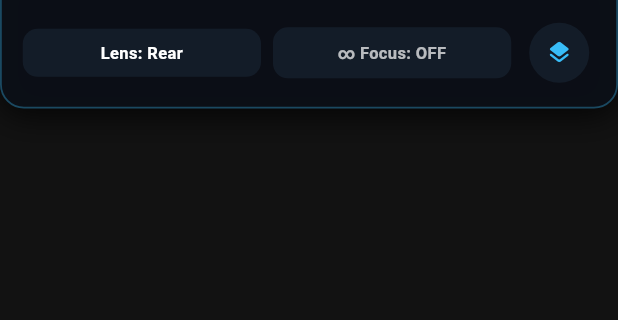
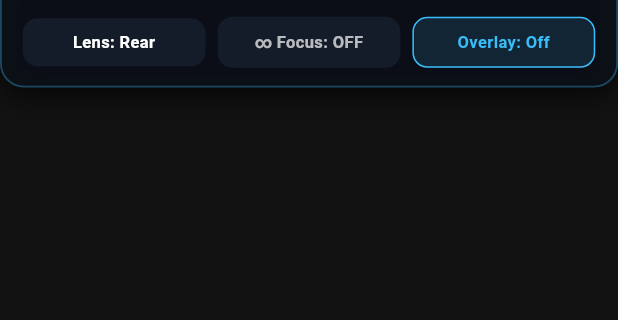
Before and after one commit to Starry03/dashcam, a Flutter app: the _FrontOpticsQuickCard widget shown alone on an empty page, opened directly with empty values, on a phone screen of 412 x 824 dp, the part 39-359 px from its top. Run offline on Flutter 3.47's test engine with Material 3 defaults, Android fonts, the phone set to English and light mode, and no system bars; our stand-ins replace package_info_plus, shared_preferences; missing offline and left inert: flutter_3d_controller; accounts and stored records are empty; network calls fail; statements that could not run were skipped.

Commit message:
fix(ui): pass videoOverlayMode to FrontOpticsQuickCard and show cycling overlay button with active state

```diff
--- a/app/lib/features/dashcam/presentation/widgets/vehicle_visualizer.dart
+++ b/app/lib/features/dashcam/presentation/widgets/vehicle_visualizer.dart
@@ -122,7 +122,12 @@ class VehicleVisualizerState extends State<VehicleVisualizer> {
                 child: _SpatialHotspotButton(
                   title: 'FRONT CAM',
                   badgeText: widget.isFrontCamera ? 'Front' : 'Rear',
-                  subtitle: 'Ottica & Focus',
+                  subtitle:
+                      'Ottica & Focus · ${widget.videoOverlayMode == 'subtitles'
+                          ? 'Sub'
+                          : widget.videoOverlayMode == 'burnin'
+                          ? 'Burn'
+                          : 'No OVL'}',
                   accentColor: const Color(0xFF38BDF8),
                   active: _activeZone == 'front',
                   onTap: () => _focusVehicleZone('front'),
@@ -156,6 +161,7 @@ class VehicleVisualizerState extends State<VehicleVisualizer> {
                         isRecording: widget.isRecording,
                         isFrontCamera: widget.isFrontCamera,
                         infinityFocus: widget.infinityFocus,
+                        videoOverlayMode: widget.videoOverlayMode,
                         onSwitchLens: widget.onSwitchLens,
                         onToggleInfinityFocus: widget.onToggleInfinityFocus,
                         onChangeOverlayMode: widget.onChangeOverlayMode,
@@ -320,6 +326,7 @@ class _FrontOpticsQuickCard extends StatelessWidget {
     required this.isRecording,
     required this.isFrontCamera,
     required this.infinityFocus,
+    required this.videoOverlayMode,
     required this.onSwitchLens,
     required this.onToggleInfinityFocus,
     required this.onChangeOverlayMode,
@@ -329,10 +336,22 @@ class _FrontOpticsQuickCard extends StatelessWidget {
   final bool isRecording;
   final bool isFrontCamera;
   final bool infinityFocus;
+  final String videoOverlayMode;
   final VoidCallback onSwitchLens;
   final ValueChanged<bool> onToggleInfinityFocus;
   final VoidCallback onChangeOverlayMode;
   final VoidCallback onClose;
+
+  String get _overlayLabel {
+    switch (videoOverlayMode) {
+      case 'subtitles':
+        return 'Overlay: Sub';
+      case 'burnin':
+        return 'Overlay: Burn';
+      default:
+        return 'Overlay: Off';
+    }
+  }
 
   @override
   Widget build(BuildContext context) {
@@ -451,17 +470,39 @@ class _FrontOpticsQuickCard extends StatelessWidget {
                 ),
               ),
               const SizedBox(width: 8),
-              // Overlay Mode
-              IconButton(
-                onPressed: onChangeOverlayMode,
-                icon: const Icon(
-                  Icons.layers_rounded,
-                  size: 18,
-                  color: Color(0xFF38BDF8),
-                ),
-                style: IconButton.styleFrom(
-                  backgroundColor: const Color(0xFF131C28),
-                  padding: const EdgeInsets.all(8),
+              // Overlay Mode — shows current value, cycles on tap
+              Expanded(
+                child: Material(
+                  color: videoOverlayMode != 'none'
+                      ? const Color(0x2238BDF8)
+                      : const Color(0xFF131C28),
+                  borderRadius: BorderRadius.circular(10),
+                  child: InkWell(
+                    onTap: onChangeOverlayMode,
+                    borderRadius: BorderRadius.circular(10),
+                    child: Container(
+                      decoration: BoxDecoration(
+                        borderRadius: BorderRadius.circular(10),
+                        border: Border.all(
+                          color: videoOverlayMode != 'none'
+                              ? const Color(0xFF38BDF8)
+                              : Colors.transparent,
+                        ),
+                      ),
+                      padding: const EdgeInsets.symmetric(vertical: 8),
+                      child: Text(
+                        _overlayLabel,
+                        textAlign: TextAlign.center,
+                        style: TextStyle(
+                          color: videoOverlayMode != 'none'
+                              ? const Color(0xFF38BDF8)
+                              : Colors.white70,
+                          fontSize: 11,
+                          fontWeight: FontWeight.w600,
+                        ),
+                      ),
+                    ),
+                  ),
                 ),
               ),
             ],
```
